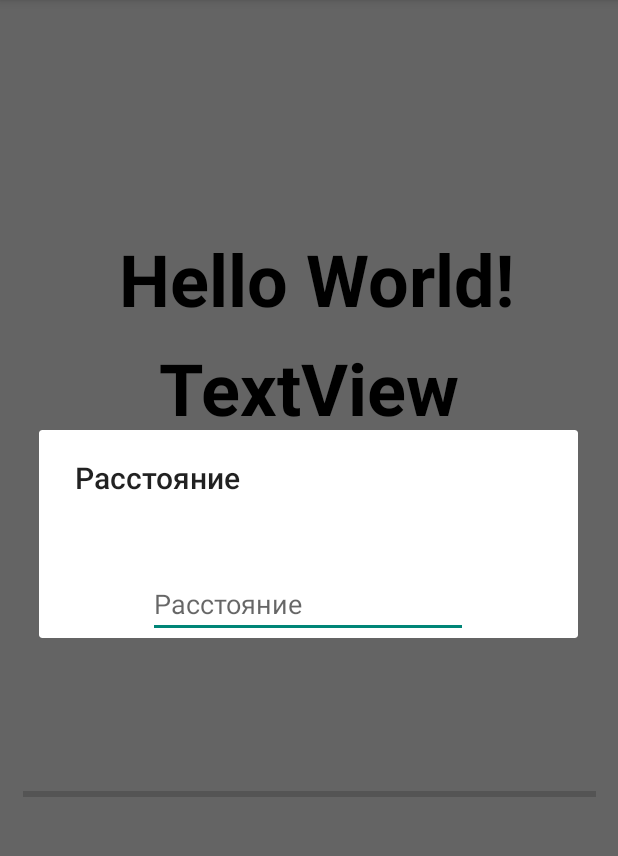
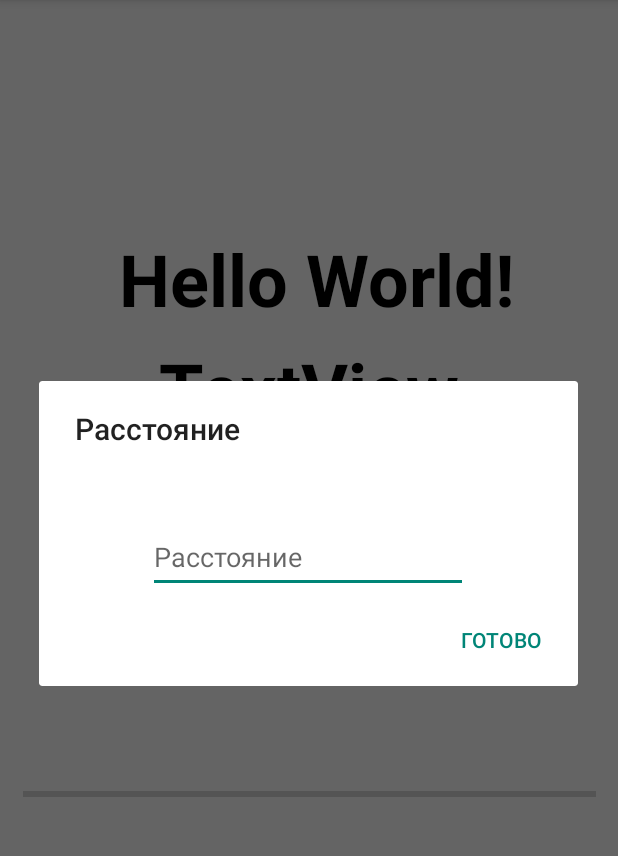
Before and after one commit to rikkewy/GPS_tracker, an Android app: the screen it shows after launch (MainActivity), after a tap on "Hello World!", on a phone screen of 412 x 824 dp, the part 84-940 px from its top. Run offline under Robolectric (Android 15) with nearby library versions, the phone set to English and light mode, and no system bars.

Commit message:
добавила исходную дистанцию и дистанцию,которую ты уже прошел(математически считает неправильно)

```diff
--- a/app/src/main/java/com/example/gpstracker/MainActivity.java
+++ b/app/src/main/java/com/example/gpstracker/MainActivity.java
@@ -8,22 +8,26 @@ import androidx.core.app.ActivityCompat;
 
 import android.Manifest;
 import android.content.Context;
+import android.content.DialogInterface;
 import android.content.pm.PackageManager;
 import android.location.Location;
 import android.location.LocationManager;
 import android.os.Build;
 import android.os.Bundle;
 import android.view.View;
+import android.widget.EditText;
 import android.widget.ProgressBar;
 import android.widget.TextView;
 import android.widget.Toast;
 
 public class MainActivity extends AppCompatActivity implements LocListenerInterface {
-    private TextView tvDistance, tvVelocity;
+    private TextView tvResDistance, tvTotal, tvVelocity;
     private Location lastLocation;
     private LocationManager locationManager;
     private MyLocListener myLocListener;
     private int distance;
+    private int total_distance;
+    private int rest_distance;
     private ProgressBar pb;
 
     @Override
@@ -34,8 +38,9 @@ public class MainActivity extends AppCompatActivity implements LocListenerInterf
     }
 
     private void init() {
+        tvTotal = findViewById(R.id.tvTotal);
+        tvResDistance = findViewById(R.id.tvRest);
         tvVelocity = findViewById(R.id.tvVelocity);
-        tvDistance = findViewById(R.id.tvDistance);
         pb = findViewById(R.id.progressBar);
         pb.setMax(1000);
         locationManager = (LocationManager) getSystemService(Context.LOCATION_SERVICE);
@@ -44,10 +49,28 @@ public class MainActivity extends AppCompatActivity implements LocListenerInterf
         checkPermissions();
 
     }
+    private  void setDistance(String dis){
+        pb.setMax(Integer.parseInt(dis));
+        rest_distance = Integer.parseInt(dis);
+        distance = Integer.parseInt(dis);
+        tvResDistance.setText(dis);
+    }
+
     private void showDialog() {
         AlertDialog.Builder builder = new AlertDialog.Builder(this);
         builder.setTitle(R.string.dialog_title);
         ConstraintLayout cl = (ConstraintLayout) getLayoutInflater().inflate(R.layout.dialog_layout, null);
+        builder.setPositiveButton(R.string.dialog_button, new DialogInterface.OnClickListener() {
+            @Override
+            public void onClick(DialogInterface dialog, int which) {
+                AlertDialog ad = (AlertDialog) dialog;
+                EditText ed =  ad.findViewById(R.id.edText);
+                if(ed != null){
+                    if(!ed.getText().toString().equals(""))setDistance(ed.getText().toString());
+
+                }
+            }
+        });
         builder.setView(cl);
         builder.show();
 
@@ -55,6 +78,18 @@ public class MainActivity extends AppCompatActivity implements LocListenerInterf
     public void onClickDistance(View view){
 
         showDialog();
+    }
+    private void updateDistance(Location loc){
+        if (loc.hasSpeed() && lastLocation !=null) {
+           if(distance > total_distance) total_distance += lastLocation.distanceTo(loc);
+           if(rest_distance > 0) rest_distance -= lastLocation.distanceTo(loc);
+            pb.setProgress(total_distance);
+        }
+        lastLocation = loc;
+        tvResDistance.setText(String.valueOf(rest_distance));
+        tvTotal.setText(String.valueOf(total_distance));
+        tvVelocity.setText(String.valueOf(loc.getSpeed()));
+
     }
 
 
@@ -84,12 +119,6 @@ public class MainActivity extends AppCompatActivity implements LocListenerInterf
 
     @Override
     public void OnLocationChanged(Location loc) {
-        if (loc.hasSpeed() && lastLocation !=null) {
-            distance += lastLocation.distanceTo(loc);
-        }
-        lastLocation = loc;
-        tvDistance.setText(String.valueOf(distance));
-        tvVelocity.setText(String.valueOf(loc.getSpeed()));
-
+        updateDistance(loc);
     }
 }
--- a/app/src/main/res/layout/activity_main.xml
+++ b/app/src/main/res/layout/activity_main.xml
@@ -10,7 +10,7 @@
     tools:context=".MainActivity">
 
     <TextView
-        android:id="@+id/tvDistance"
+        android:id="@+id/tvRest"
         android:layout_width="wrap_content"
         android:layout_height="wrap_content"
         android:onClick="onClickDistance"
@@ -26,7 +26,7 @@
         app:layout_constraintVertical_bias="0.218" />
 
     <TextView
-        android:id="@+id/tvVelocity"
+        android:id="@+id/tvTotal"
         android:layout_width="wrap_content"
         android:layout_height="wrap_content"
         android:layout_marginTop="8dp"
@@ -36,7 +36,7 @@
         android:textStyle="bold"
         app:layout_constraintEnd_toEndOf="parent"
         app:layout_constraintStart_toStartOf="parent"
-        app:layout_constraintTop_toBottomOf="@+id/tvDistance"
+        app:layout_constraintTop_toBottomOf="@+id/tvRest"
         tools:ignore="MissingConstraints" />
 
     <ProgressBar
@@ -49,6 +49,17 @@
         app:layout_constraintBottom_toBottomOf="parent"
         app:layout_constraintEnd_toEndOf="parent"
         app:layout_constraintStart_toStartOf="parent"
-        app:layout_constraintTop_toBottomOf="@+id/tvVelocity" />
+        app:layout_constraintTop_toBottomOf="@+id/tvTotal" />
+
+    <TextView
+        android:id="@+id/tvVelocity"
+        android:layout_width="wrap_content"
+        android:layout_height="wrap_content"
+        android:text="TextView"
+        app:layout_constraintBottom_toTopOf="@+id/progressBar"
+        app:layout_constraintEnd_toEndOf="parent"
+        app:layout_constraintStart_toStartOf="parent"
+        app:layout_constraintTop_toBottomOf="@+id/tvTotal"
+        app:layout_constraintVertical_bias="0.14" />
 
 </androidx.constraintlayout.widget.ConstraintLayout>
--- a/app/src/main/res/layout/dialog_layout.xml
+++ b/app/src/main/res/layout/dialog_layout.xml
@@ -12,7 +12,8 @@
         android:layout_marginTop="48dp"
         android:ems="10"
         android:hint="Расстояние"
-        android:inputType="text"
+        android:inputType="number"
+        android:minHeight="48dp"
         app:layout_constraintBottom_toBottomOf="parent"
         app:layout_constraintEnd_toEndOf="parent"
         app:layout_constraintHorizontal_bias="0.497"
```
